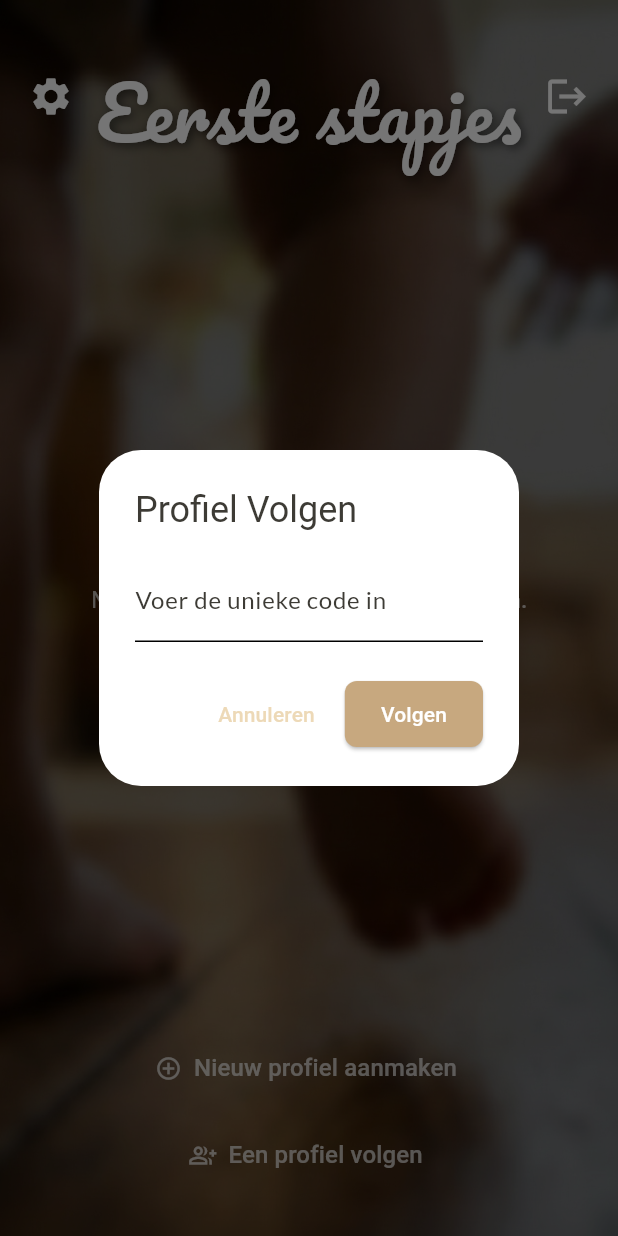
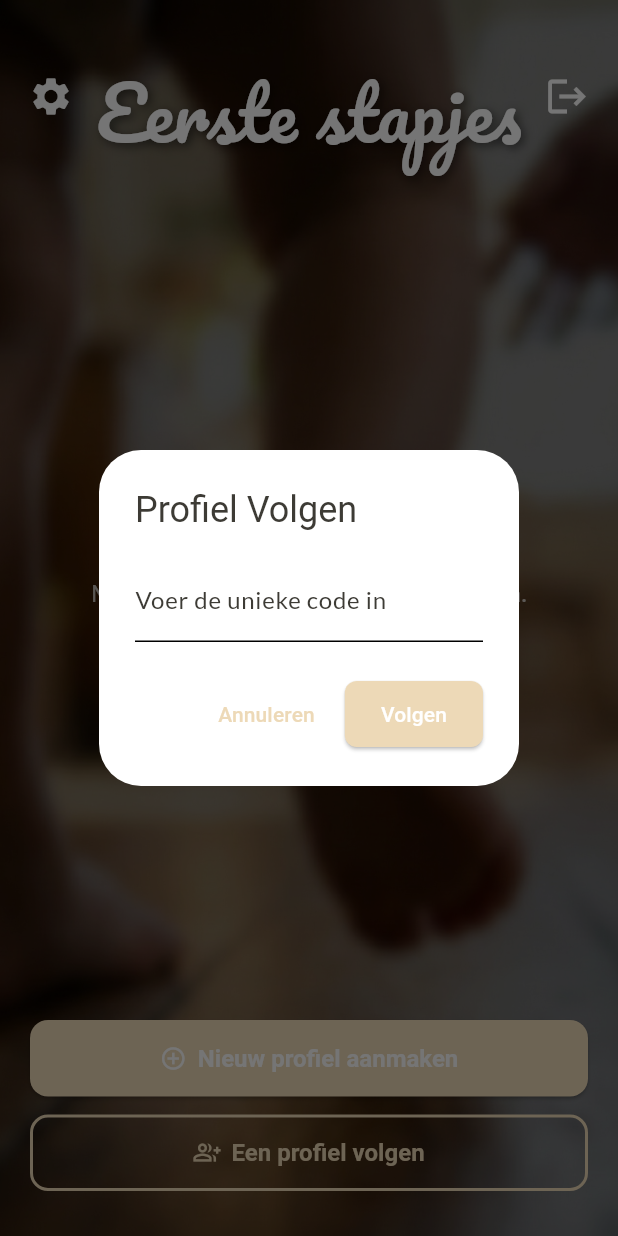
Before and after one commit to puurvoorrs-debug/eerste-stapjes, a Flutter app: the screen it shows once a user with an empty profile is signed in, after a tap on "Een profiel volgen", on a phone screen of 412 x 824 dp. Run offline on Flutter 3.47's test engine with Material 3 defaults, Android fonts, the phone set to English and light mode, and no system bars; our stand-ins replace cloud_firestore, firebase_auth, firebase_core, firebase_messaging, firebase_storage, flutter_local_notifications and 5 more; accounts and stored records are empty.

Commit message:
Style: Consistent theming on login and profile selection screens

```diff
--- a/lib/screens/login_screen.dart
+++ b/lib/screens/login_screen.dart
@@ -1,9 +1,6 @@
 import 'package:flutter/material.dart';
-import 'package:provider/provider.dart';
 import 'package:flutter_svg/flutter_svg.dart';
-
 import '../services/auth_service.dart';
-import '../providers/theme_provider.dart';
 
 class LoginScreen extends StatefulWidget {
   const LoginScreen({super.key});
@@ -45,7 +42,7 @@
   @override
   Widget build(BuildContext context) {
     final authService = AuthService();
-    final themeProvider = Provider.of<ThemeProvider>(context);
+    final theme = Theme.of(context);
 
     return Scaffold(
       body: Center(
@@ -63,6 +60,7 @@
                       child: SvgPicture.asset(
                         'assets/images/logo_left_foot.svg',
                         height: 200,
+                        colorFilter: ColorFilter.mode(theme.primaryColor, BlendMode.srcIn),
                       ),
                     ),
                     FadeTransition(
@@ -70,16 +68,22 @@
                       child: SvgPicture.asset(
                         'assets/images/logo_right_foot.svg',
                         height: 200,
+                        colorFilter: ColorFilter.mode(theme.primaryColor, BlendMode.srcIn),
                       ),
                     ),
                   ],
                 ),
               ),
               const SizedBox(height: 20),
-              const Text(
+              Text(
                 'Eerste stapjes',
                 textAlign: TextAlign.center,
-                style: TextStyle(fontSize: 28, fontWeight: FontWeight.bold, fontFamily: 'Pacifico'),
+                style: TextStyle(
+                  fontSize: 28,
+                  fontWeight: FontWeight.bold,
+                  fontFamily: 'Pacifico',
+                  color: theme.primaryColor
+                  ),
               ),
               const SizedBox(height: 10),
               Text(
@@ -90,8 +94,8 @@
               const SizedBox(height: 50),
               ElevatedButton.icon(
                 style: ElevatedButton.styleFrom(
-                  backgroundColor: themeProvider.isDarkMode ? Colors.white : Colors.black,
-                  foregroundColor: themeProvider.isDarkMode ? Colors.black : Colors.white,
+                  backgroundColor: theme.primaryColor,
+                  foregroundColor: Colors.white,
                   minimumSize: const Size(double.infinity, 50),
                   shape: RoundedRectangleBorder(
                     borderRadius: BorderRadius.circular(8),
--- a/lib/screens/profile_selection_screen.dart
+++ b/lib/screens/profile_selection_screen.dart
@@ -4,7 +4,7 @@
 import '../providers/profile_provider.dart';
 import '../services/auth_service.dart';
 import '../models/profile.dart';
-import '../models/app_exception.dart'; // Importeer de custom exception
+import '../models/app_exception.dart';
 import 'create_profile_screen.dart';
 import 'calendar_screen.dart';
 import 'account_settings_screen.dart';
@@ -25,7 +25,7 @@
           ),
           ElevatedButton(
             onPressed: () {
-              Navigator.pop(context); // Sluit de huidige dialoog
+              Navigator.pop(context);
               Navigator.push(
                 context,
                 MaterialPageRoute(builder: (context) => const AccountSettingsScreen()),
@@ -41,6 +41,7 @@
   void _showFollowDialog(BuildContext context) {
     final codeController = TextEditingController();
     final profileProvider = Provider.of<ProfileProvider>(context, listen: false);
+    final theme = Theme.of(context);
 
     showDialog(
       context: context,
@@ -58,6 +59,9 @@
             child: const Text('Annuleren'),
           ),
           ElevatedButton(
+            style: ElevatedButton.styleFrom(
+                backgroundColor: theme.primaryColor,
+                foregroundColor: Colors.white),
             onPressed: () async {
               try {
                 final success = await profileProvider.followProfile(codeController.text);
@@ -70,8 +74,8 @@
                 }
               } on IncompleteProfileException catch (e) {
                 if (context.mounted) {
-                  Navigator.pop(context); // Sluit de volg-dialoog
-                  _showIncompleteProfileDialog(context, e.message); // Toon de nieuwe dialoog
+                  Navigator.pop(context);
+                  _showIncompleteProfileDialog(context, e.message);
                 }
               } catch (e) {
                  if (context.mounted) {
@@ -93,6 +97,7 @@
   Widget build(BuildContext context) {
     final authService = AuthService();
     final currentUser = FirebaseAuth.instance.currentUser;
+    final theme = Theme.of(context);
 
     return Scaffold(
       body: Stack(
@@ -154,12 +159,13 @@
                   ),
                 ),
                 Padding(
-                  padding: const EdgeInsets.only(bottom: 30.0, top: 20.0),
+                  padding: const EdgeInsets.only(bottom: 30.0, top: 20.0, left: 20, right: 20),
                   child: Column(
+                    crossAxisAlignment: CrossAxisAlignment.stretch,
                     children: [
-                       _buildAddProfileButton(context),
-                       const SizedBox(height: 10),
-                       _buildFollowProfileButton(context),
+                       _buildAddProfileButton(context, theme),
+                       const SizedBox(height: 12),
+                       _buildFollowProfileButton(context, theme),
                     ],
                   ),
                 )
@@ -271,21 +277,36 @@
     );
   }
 
-  Widget _buildAddProfileButton(BuildContext context) {
-    return TextButton.icon(
-      icon: const Icon(Icons.add_circle_outline, color: Colors.white70),
-      label: const Text('Nieuw profiel aanmaken', style: TextStyle(color: Colors.white70, fontSize: 16)),
+  Widget _buildAddProfileButton(BuildContext context, ThemeData theme) {
+    return ElevatedButton.icon(
+      icon: const Icon(Icons.add_circle_outline, color: Colors.white),
+      label: const Text('Nieuw profiel aanmaken'),
       onPressed: () {
         Navigator.push(context, MaterialPageRoute(builder: (context) => const CreateProfileScreen()));
       },
+      style: ElevatedButton.styleFrom(
+        backgroundColor: theme.primaryColor,
+        foregroundColor: Colors.white,
+        padding: const EdgeInsets.symmetric(vertical: 16),
+        shape: RoundedRectangleBorder(borderRadius: BorderRadius.circular(12)),
+        textStyle: const TextStyle(fontSize: 16, fontWeight: FontWeight.bold),
+      ),
     );
   }
 
-  Widget _buildFollowProfileButton(BuildContext context) {
-    return TextButton.icon(
-      icon: const Icon(Icons.group_add_outlined, color: Colors.white70),
-      label: const Text('Een profiel volgen', style: TextStyle(color: Colors.white70, fontSize: 16)),
+  Widget _buildFollowProfileButton(BuildContext context, ThemeData theme) {
+    return OutlinedButton.icon(
+      icon: Icon(Icons.group_add_outlined, color: theme.primaryColor),
+      label: const Text('Een profiel volgen'),
       onPressed: () => _showFollowDialog(context),
+      style: OutlinedButton.styleFrom(
+        backgroundColor: Colors.transparent,
+        foregroundColor: theme.primaryColor,
+        padding: const EdgeInsets.symmetric(vertical: 16),
+        shape: RoundedRectangleBorder(borderRadius: BorderRadius.circular(12)),
+        side: BorderSide(color: theme.primaryColor, width: 2),
+        textStyle: const TextStyle(fontSize: 16, fontWeight: FontWeight.bold),
+      ),
     );
   }
 }
```
Also changed, not shown: 1 other file.
